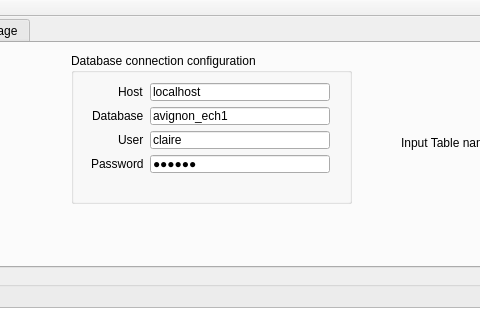
This is src/mainwindow.ui in clag/morpheo as Qt 5 draws it before an edit; both pictures show x 131 to 611 and y 0 to 320 of the 873 by 685 pixel window. The edited form follows.
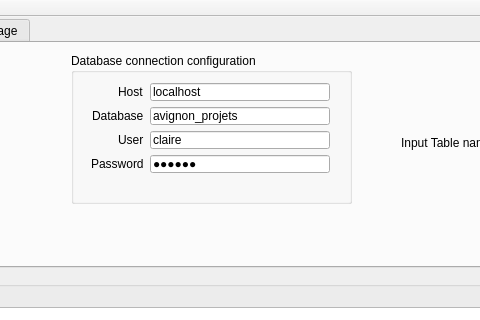
This is the edited form. The open tabs and pages were chosen to show the change.

Commit message: Complément de la structuralité relative

What changed in the file:
```diff
--- a/src/mainwindow.ui
+++ b/src/mainwindow.ui
@@ -88,7 +88,7 @@
            <string/>
           </property>
           <property name="text">
-           <string>avignon_ech1</string>
+           <string>avignon_projets</string>
           </property>
          </widget>
         </item>
```
Left out of the diff: 2 changed lines with no effect on the pictures. The commit also changes 1 other file.
